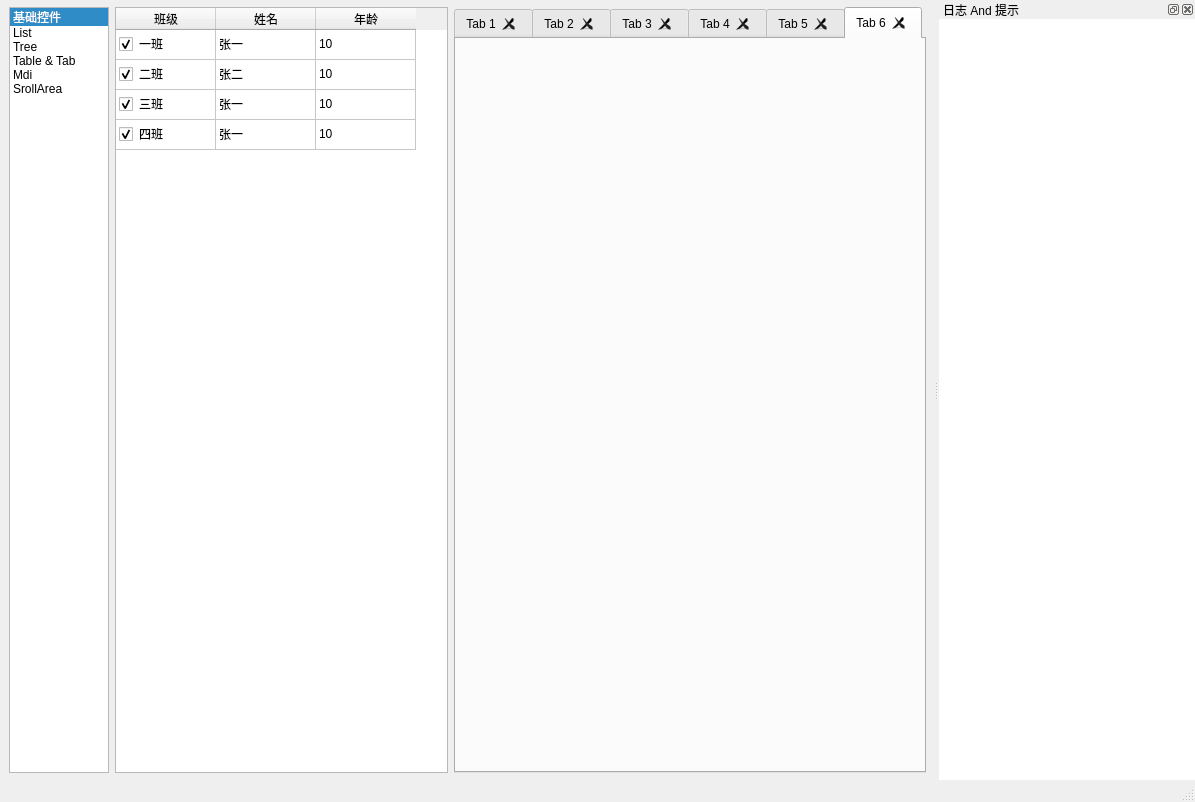
Before: the Qt Designer form mainwindow.ui in XHY-ChuJian/FluentUIStyle, drawn with Qt 5.
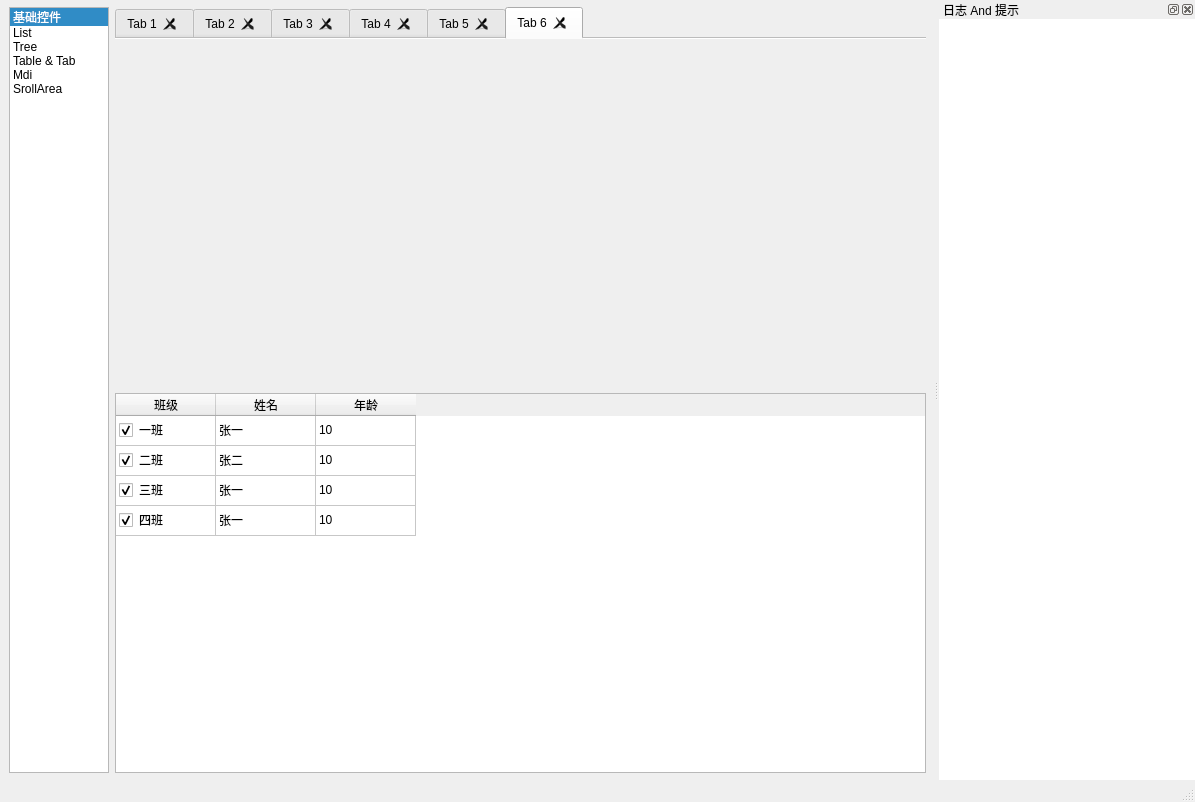
After: the same form once the commit is applied.

Commit message: feat: 1. TabBar类似浏览器标签页 2.QToolButton 调整布局，新增箭头动画 3.其他问题

The edit to the form file:
```diff
--- a/mainwindow.ui
+++ b/mainwindow.ui
@@ -890,7 +890,7 @@
         <property name="bottomMargin">
          <number>0</number>
         </property>
-        <item row="0" column="0">
+        <item row="2" column="0">
          <widget class="QTableWidget" name="tableWidget">
           <property name="alternatingRowColors">
            <bool>false</bool>
@@ -1000,13 +1000,19 @@
           </item>
          </widget>
         </item>
-        <item row="0" column="1">
+        <item row="1" column="0">
          <widget class="QTabWidget" name="tabWidget">
+          <property name="tabShape">
+           <enum>QTabWidget::Rounded</enum>
+          </property>
           <property name="currentIndex">
            <number>5</number>
           </property>
           <property name="usesScrollButtons">
-           <bool>false</bool>
+           <bool>true</bool>
+          </property>
+          <property name="documentMode">
+           <bool>true</bool>
           </property>
           <property name="tabsClosable">
            <bool>true</bool>
```
Left out of the diff: 19 changed lines with no effect on the pictures. The commit also changes 5 other files.
